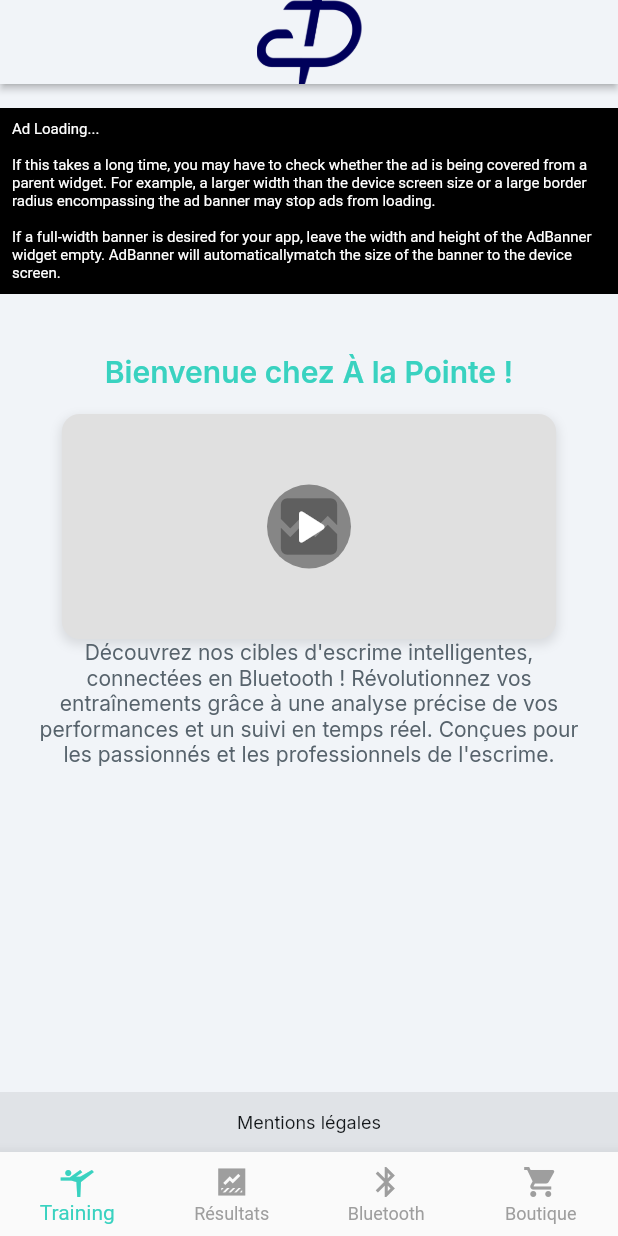
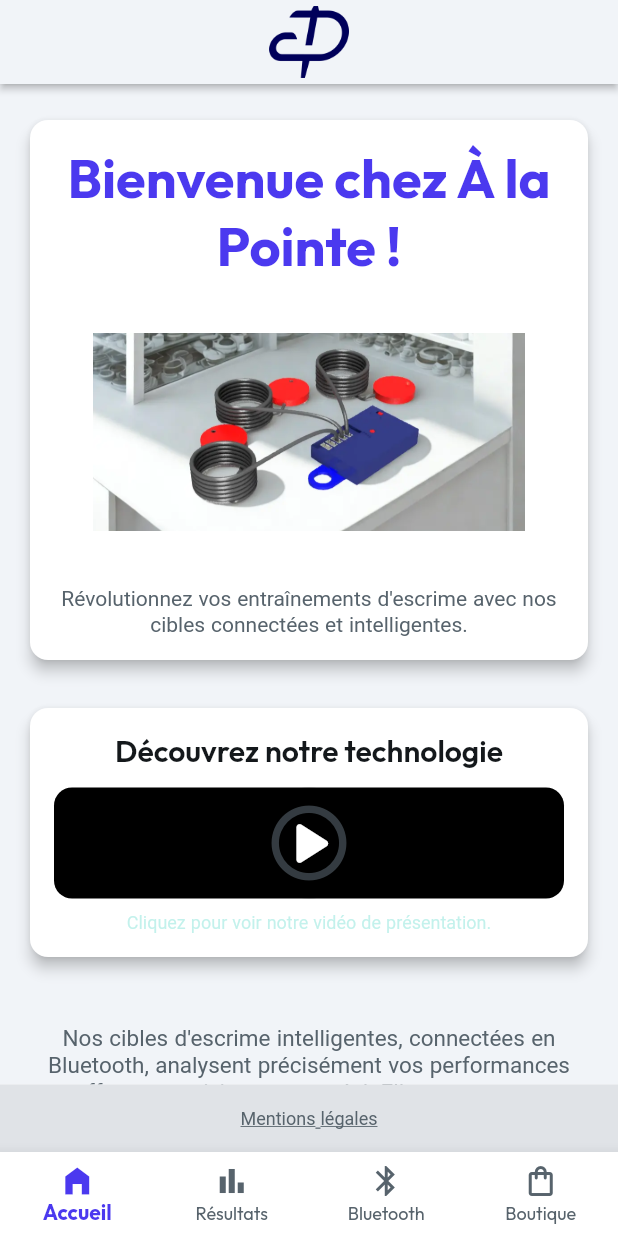
Before and after one commit to Paul-FranckDencausse/a-la-pointe, a Flutter app: the HomePageWidget screen opened by its route, on a phone screen of 412 x 824 dp. Run offline on Flutter 3.47's test engine with Material 3 defaults, Android fonts, the phone set to English and light mode, and no system bars; our stand-ins replace auto_size_text, dropdown_button2, fl_chart, flutter_blue_plus, font_awesome_flutter, from_css_color and 8 more; missing offline and left inert: app_settings, json_path; accounts and stored records are empty; network calls fail.

Commit message:
MAJ page d'accueil

```diff
--- a/lib/pages/home_page/home_page_widget.dart
+++ b/lib/pages/home_page/home_page_widget.dart
@@ -1,10 +1,11 @@
 import '/flutter_flow/flutter_flow_ad_banner.dart';
 import '/flutter_flow/flutter_flow_theme.dart';
 import '/flutter_flow/flutter_flow_util.dart';
-import '/flutter_flow/flutter_flow_widgets.dart';
+// Retrait de flutter_flow_widgets car les boutons standards seront utilisés
 import 'package:flutter/material.dart';
 import 'package:google_fonts/google_fonts.dart';
-import 'package:provider/provider.dart';
+// Provider n'est pas utilisé directement ici, mais peut l'être par createModel
+// import 'package:provider/provider.dart';
 import '/pages/training/training_widget.dart';
 import '/pages/results/results_widget.dart';
 import '/pages/bluetooth/bluetooth_widget.dart';
@@ -13,8 +14,7 @@
 import 'home_page_model.dart';
 export 'home_page_model.dart';
 
-class HomePageWidget extends StatefulWidget {
-  const HomePageWidget({super.key});
+class HomePageWidget extends StatefulWidget {  const HomePageWidget({super.key});
 
 static String routeName = 'HomePage';
 static String routePath = '/homePage';
@@ -25,15 +25,13 @@
 
 class _HomePageWidgetState extends State<HomePageWidget> {
   late HomePageModel _model;
-
   final scaffoldKey = GlobalKey<ScaffoldState>();
-  int _selectedIndex = 0;
+  int _selectedIndex = 0; // Index 0 pour l'accueil/training, ajustez si besoin
 
   @override
   void initState() {
     super.initState();
     _model = createModel(context, () => HomePageModel());
-
     WidgetsBinding.instance.addPostFrameCallback((_) => safeSetState(() {}));
   }
 
@@ -43,29 +41,55 @@
     super.dispose();
   }
 
-  void _onItemTapped(int index) async {
+  Future<void> _launchURL(String urlString) async {
+    final Uri url = Uri.parse(urlString);
+    if (await canLaunchUrl(url)) {
+      await launchUrl(url);
+    } else {
+      if (mounted) {
+        ScaffoldMessenger.of(context).showSnackBar(
+          SnackBar(content: Text('Impossible d\'ouvrir le lien : $urlString')),
+        );
+      }
+      debugPrint('Could not launch $urlString');
+    }
+  }
+
+  void _onItemTapped(int index) {
+    if (_selectedIndex == index) return; // Ne rien faire si l'onglet actuel est recliqué
+
     setState(() {
       _selectedIndex = index;
     });
 
+    // Gestion de la navigation
+    // Note: Si HomePage est l'index 0 du BottomNavBar,
+    // on ne re-navigue pas vers HomePageWidget en cliquant dessus.
+    // La navigation est gérée pour les autres onglets.
     switch (index) {
-      case 0:
-        context.pushNamed(TrainingWidget.routeName);
+      case 0: // Training (ou Accueil si c'est la même page)
+      // Si HomePageWidget est la page pour l'index 0, et que nous y sommes déjà,
+      // pas besoin de naviguer. Si "Training" est une page distincte, naviguez.
+      // Pour cet exemple, je suppose que l'index 0 est cette HomePage.
+      // Si vous voulez que l'index 0 soit "Training", alors :
+      // context.pushNamed(TrainingWidget.routeName);
         break;
-      case 1:
+      case 1: // Résultats
         context.pushNamed(ResultsWidget.routeName);
         break;
-      case 2:
+      case 2: // Bluetooth
         context.pushNamed(BluetoothWidget.routeName);
         break;
-      case 3:
-        await launchURL('https://www.a-la-pointe.fr/shop');
+      case 3: // Boutique
+        _launchURL('https://www.a-la-pointe.fr/shop');
         break;
     }
   }
 
   @override
   Widget build(BuildContext context) {
+    final theme = FlutterFlowTheme.of(context);
+
     return GestureDetector(
       onTap: () {
         FocusScope.of(context).unfocus();
@@ -73,21 +97,34 @@
       },
       child: Scaffold(
         key: scaffoldKey,
-        backgroundColor: FlutterFlowTheme.of(context).primaryBackground,
+        backgroundColor: theme.primaryBackground,
         appBar: AppBar(
-          backgroundColor: FlutterFlowTheme.of(context).primaryBackground,
+          backgroundColor: theme.primaryBackground,
+          automaticallyImplyLeading: false, // Cache le bouton retour si c'est la page principale
           title: InkWell(
             splashColor: Colors.transparent,
+            focusColor: Colors.transparent,
+            hoverColor: Colors.transparent,
+            highlightColor: Colors.transparent,
             onTap: () async {
+              // Si on est déjà sur la HomePage (index 0), on ne fait rien
+              // ou on peut remonter en haut de la page si elle est scrollable.
+              if (_selectedIndex != 0) {
+                // Si vous avez un ScrollController pour le SingleChildScrollView :
+                // _scrollController.animateTo(0, duration: Duration(milliseconds: 300), curve: Curves.easeOut);
+                // Sinon, si on veut que le logo ramène toujours à l'état initial de la homepage :
+                if (ModalRoute.of(context)?.settings.name != HomePageWidget.routePath) {
                   context.pushNamed(HomePageWidget.routeName);
+                }
+              }
             },
             child: ClipRRect(
               borderRadius: BorderRadius.circular(8),
               child: Image.asset(
-                'assets/images/picto-alp-bleu_(1).png',
-                width: 70,
-                height: 56,
-                fit: BoxFit.cover,
+                'assets/images/picto-alp-bleu_(1).png', // Logo de l'entreprise
+                width: 60, // Taille ajustée pour la barre d'app
+                height: 48,
+                fit: BoxFit.contain,
               ),
             ),
           ),
@@ -97,106 +134,141 @@
         body: SafeArea(
           top: true,
           child: SingleChildScrollView(
+            // controller: _scrollController, // Déclarez un _scrollController si besoin
+            padding: const EdgeInsets.symmetric(horizontal: 16.0, vertical: 20.0),
             child: Column(
+              mainAxisSize: MainAxisSize.max,
+              crossAxisAlignment: CrossAxisAlignment.stretch, // Étire les enfants en largeur
               children: [
-                const SizedBox(height: 16),
-
-                // ✅ Bannière pub
-                FlutterFlowAdBanner(
+                // Bannière publicitaire
+                if (isFirebaseConfigured && showsAds) // Condition pour afficher les pubs
+                  Padding(
+                    padding: const EdgeInsets.only(bottom: 20.0),
+                    child: FlutterFlowAdBanner(
                       width: MediaQuery.sizeOf(context).width,
                       height: 50,
-                  showsTestAd: true,
+                      showsTestAd: true, // Mettez à false pour la production
+                      // adUnitID: 'ca-app-pub- VOTRE_AD_UNIT_ID', // Décommentez pour la prod
+                    ),
+                  ),
+
+                // Section "Bienvenue" avec l'image de la cible
+                Card(
+                  clipBehavior: Clip.antiAliasWithSaveLayer,
+                  color: theme.secondaryBackground,
+                  elevation: 4,
+                  shape: RoundedRectangleBorder(
+                    borderRadius: BorderRadius.circular(12),
+                  ),
+                  child: Padding(
+                    padding: const EdgeInsets.all(16.0),
+                    child: Column(
+                      mainAxisSize: MainAxisSize.min,
+                      children: [
+                        Text(
+                          'Bienvenue chez À la Pointe !',
+                          textAlign: TextAlign.center,
+                          style: theme.displaySmall.override(
+                            fontFamily: GoogleFonts.outfit().fontFamily,
+                            color: theme.primary,
+                            fontWeight: FontWeight.bold,
+                          ),
+                        ),
+                        const SizedBox(height: 12),
+                        ClipRRect(
+                          borderRadius: BorderRadius.circular(10.0),
+                          child: Image.asset(
+                            'assets/images/cible.webp',
+                            width: MediaQuery.sizeOf(context).width * 0.7,
+                            height: 180, // Hauteur fixe
+                            fit: BoxFit.contain, // ou BoxFit.cover
+                          ),
+                        ),
+                        const SizedBox(height: 12),
+                        Text(
+                          'Révolutionnez vos entraînements d\'escrime avec nos cibles connectées et intelligentes.',
+                          textAlign: TextAlign.center,
+                          style: theme.bodyLarge.override(
+                            fontFamily: GoogleFonts.readexPro().fontFamily,
+                            color: theme.secondaryText,
+                          ),
+                        ),
+                      ],
+                    ),
+                  ),
                 ),
 
                 const SizedBox(height: 24),
 
-                // ✅ Section Présentation "À la Pointe"
-                Padding(
+                // Section Vidéo de présentation
+                Card(
+                  clipBehavior: Clip.antiAliasWithSaveLayer,
+                  color: theme.secondaryBackground,
+                  elevation: 4,
+                  shape: RoundedRectangleBorder(
+                    borderRadius: BorderRadius.circular(12),
+                  ),
+                  child: Padding(
                     padding: const EdgeInsets.all(16.0),
                     child: Column(
-                    crossAxisAlignment: CrossAxisAlignment.center,
                       children: [
-                      // Titre
                         Text(
-                        'Bienvenue chez À la Pointe !',
-                        textAlign: TextAlign.center,
-                        style: FlutterFlowTheme.of(context).titleLarge.override(
-                          fontFamily: GoogleFonts.inter().fontFamily, // ✅ corrige ici
-                          fontWeight: FlutterFlowTheme.of(context).titleLarge.fontWeight,
-                          fontStyle: FlutterFlowTheme.of(context).titleLarge.fontStyle,
-                          color: FlutterFlowTheme.of(context).secondary,
+                          'Découvrez notre technologie',
+                          style: theme.titleLarge.override(
+                            fontFamily: GoogleFonts.outfit().fontFamily,
+                            color: theme.primaryText,
                           ),
-
                         ),
-                      const SizedBox(height: 16),
-
+                        const SizedBox(height: 12),
                         InkWell(
                           onTap: () async {
-                          const videoUrl = 'https://www.youtube.com/watch?v=gLiqPg28OK0'; // <<< VOTRE URL YOUTUBE ICI
-                          if (await canLaunchUrl(Uri.parse(videoUrl))) {
-                            await launchUrl(Uri.parse(videoUrl));
-                          } else {
-                            // Gérer l'erreur si l'URL ne peut pas être lancée
-                            ScaffoldMessenger.of(context).showSnackBar(
-                              const SnackBar(content: Text('Impossible d\'ouvrir la vidéo.')),
-                            );
-                            debugPrint('Could not launch $videoUrl');
-                          }
+                            const videoUrl = 'https://www.youtube.com/watch?v=gLiqPg28OK0';
+                            _launchURL(videoUrl);
                           },
                           child: Container(
-                          width: MediaQuery.sizeOf(context).width * 0.8,
-                          constraints: const BoxConstraints(
-                            maxHeight: 200, // Ajustez la hauteur pour une miniature
-                            minHeight: 150, // Hauteur minimale optionnelle
-                          ),
+                            width: double.infinity,
+                            constraints: const BoxConstraints(maxHeight: 200),
                             decoration: BoxDecoration(
                               borderRadius: BorderRadius.circular(12),
-                            color: Colors.grey[300], // Couleur de fond pendant le chargement
-                            boxShadow: [
-                              BoxShadow(
-                                color: Colors.black.withOpacity(0.1),
-                                spreadRadius: 1,
-                                blurRadius: 5,
-                                offset: const Offset(0, 3),
-                              ),
-                            ],
+                              color: Colors.black, // Fond noir pour la vidéo
                             ),
                             child: ClipRRect(
                               borderRadius: BorderRadius.circular(12),
                               child: Stack(
                                 alignment: Alignment.center,
                                 children: [
-                                // Miniature de la vidéo depuis le web
                                   Image.network(
                                     'https://img.youtube.com/vi/gLiqPg28OK0/maxresdefault.jpg',
                                     fit: BoxFit.cover,
-                                  width: double.infinity, // Pour remplir le Container
-                                  height: double.infinity, // Pour remplir le Container
-                                  loadingBuilder: (BuildContext context, Widget child, ImageChunkEvent? loadingProgress) {
+                                    width: double.infinity,
+                                    height: double.infinity,
+                                    loadingBuilder: (context, child, loadingProgress) {
                                       if (loadingProgress == null) return child;
                                       return Center(
                                         child: CircularProgressIndicator(
                                           value: loadingProgress.expectedTotalBytes != null
-                                            ? loadingProgress.cumulativeBytesLoaded / loadingProgress.expectedTotalBytes!
+                                              ? loadingProgress.cumulativeBytesLoaded /
+                                              loadingProgress.expectedTotalBytes!
                                               : null,
+                                          color: theme.primary,
                                         ),
                                       );
                                     },
-                                  errorBuilder: (BuildContext context, Object exception, StackTrace? stackTrace) {
-                                    return const Icon(Icons.broken_image, size: 50, color: Colors.grey);
+                                    errorBuilder: (context, error, stackTrace) {
+                                      return Icon(Icons.play_circle_outline,
+                                          size: 60, color: theme.secondaryText);
                                     },
                                   ),
-                                // Icône "Play" superposée (optionnel mais recommandé)
                                   Container(
                                     decoration: BoxDecoration(
                                       color: Colors.black.withOpacity(0.4),
                                       shape: BoxShape.circle,
                                     ),
-                                  padding: const EdgeInsets.all(8.0),
-                                  child: const Icon(
+                                    padding: const EdgeInsets.all(12.0),
+                                    child: Icon(
                                       Icons.play_arrow_rounded,
                                       color: Colors.white,
-                                    size: 40.0,
+                                      size: 50.0,
                                     ),
                                   ),
                                 ],
@@ -204,77 +276,91 @@
                             ),
                           ),
                         ),
-
-                      // Paragraphe descriptif
+                        const SizedBox(height: 8),
                         Text(
-                        'Découvrez nos cibles d\'escrime intelligentes, connectées en Bluetooth ! Révolutionnez vos entraînements grâce à une analyse précise de vos performances et un suivi en temps réel. Conçues pour les passionnés et les professionnels de l\'escrime.',
-                        textAlign: TextAlign.center,
-                        style: FlutterFlowTheme.of(context)
-                            .bodyLarge
-                            .override(
-                          fontFamily: FlutterFlowTheme.of(context)
-                              .bodyLargeFamily,
-                          color: FlutterFlowTheme.of(context)
-                              .secondaryText,
-                          useGoogleFonts: GoogleFonts.asMap().containsKey(
-                              FlutterFlowTheme.of(context)
-                                  .bodyLargeFamily),
-                        ),
-                      ),
-                      const SizedBox(height: 24),
-                    ],
+                          'Cliquez pour voir notre vidéo de présentation.',
+                          style: theme.bodyMedium.override(
+                            fontFamily: GoogleFonts.readexPro().fontFamily,
+                            color: theme.accent2,
                           ),
                         ),
                       ],
                     ),
                   ),
                 ),
-        // ✅ Navigation officielle
+
+                const SizedBox(height: 24),
+
+                // Paragraphe descriptif plus détaillé (si besoin, sinon retirer)
+                Padding(
+                  padding: const EdgeInsets.symmetric(horizontal: 8.0, vertical: 16.0),
+                  child: Text(
+                    'Nos cibles d\'escrime intelligentes, connectées en Bluetooth, analysent précisément vos performances et offrent un suivi en temps réel. Elles sont conçues pour les passionnés et les professionnels de l\'escrime souhaitant passer au niveau supérieur.',
+                    textAlign: TextAlign.center,
+                    style: theme.bodyMedium.override(
+                      fontFamily: GoogleFonts.readexPro().fontFamily,
+                      color: theme.secondaryText,
+                      fontSize: 15,
+                      height: 1.5, // Interligne
+                    ),
+                  ),
+                ),
+                const SizedBox(height: 20), // Espace avant le footer
+              ],
+            ),
+          ),
+        ),
         bottomNavigationBar: BottomNavigationBar(
-          type: BottomNavigationBarType.fixed,
+          type: BottomNavigationBarType.fixed, // Pour que tous les libellés soient visibles
+          backgroundColor: theme.secondaryBackground, // Fond de la barre de navigation
           currentIndex: _selectedIndex,
-          selectedItemColor: FlutterFlowTheme.of(context).secondary,
-          unselectedItemColor: Colors.grey,
+          selectedItemColor: theme.primary, // Couleur de l'icône et du libellé sélectionnés
+          unselectedItemColor: theme.secondaryText, // Couleur pour les non sélectionnés
+          selectedLabelStyle: TextStyle(fontWeight: FontWeight.bold, fontFamily: GoogleFonts.outfit().fontFamily),
+          unselectedLabelStyle: TextStyle(fontFamily: GoogleFonts.outfit().fontFamily),
           onTap: _onItemTapped,
+          elevation: 8.0, // Ombre sous la barre
           items: const [
             BottomNavigationBarItem(
-              icon: Icon(Icons.sports_gymnastics),
-              label: 'Training',
+              icon: Icon(Icons.home_outlined), // Ou Icons.fitness_center si c'est la page training
+              activeIcon: Icon(Icons.home_filled), // Icône quand sélectionné
+              label: 'Accueil', // Ou 'Training'
             ),
             BottomNavigationBarItem(
-              icon: Icon(Icons.data_thresholding_sharp),
+              icon: Icon(Icons.bar_chart_outlined),
+              activeIcon: Icon(Icons.bar_chart),
               label: 'Résultats',
             ),
             BottomNavigationBarItem(
-              icon: Icon(Icons.bluetooth_sharp),
+              icon: Icon(Icons.bluetooth_outlined),
+              activeIcon: Icon(Icons.bluetooth),
               label: 'Bluetooth',
             ),
             BottomNavigationBarItem(
-              icon: Icon(Icons.shopping_cart),
+              icon: Icon(Icons.shopping_bag_outlined),
+              activeIcon: Icon(Icons.shopping_bag),
               label: 'Boutique',
             ),
           ],
-        ), // ← VIRGULE IMPORTANTE ICI
-
-        // ✅ Mentions légales sous forme de footer flottant
-        bottomSheet: Container(
-          height: 40,
-          color: FlutterFlowTheme.of(context).alternate,
+        ),
+        bottomSheet: Container( // Footer pour les mentions légales
+          height: 45,
+          color: theme.alternate,
+          width: double.infinity,
           child: Center(
             child: InkWell(
               onTap: () async {
-                await launchURL('https://www.a-la-pointe.fr/terms');
+                _launchURL('https://www.a-la-pointe.fr/terms');
               },
+              child: Padding(
+                padding: const EdgeInsets.symmetric(vertical: 8.0),
                 child: Text(
                   'Mentions légales',
-                style: FlutterFlowTheme.of(context).bodyMedium.override(
-                  fontFamily: GoogleFonts.inter().fontFamily,
-                  fontWeight: FlutterFlowTheme.of(context)
-                      .bodyMedium
-                      .fontWeight,
-                  fontStyle: FlutterFlowTheme.of(context)
-                      .bodyMedium
-                      .fontStyle,
+                  style: theme.bodySmall.override(
+                    fontFamily: GoogleFonts.readexPro().fontFamily,
+                    color: theme.secondaryText,
+                    decoration: TextDecoration.underline,
+                  ),
                 ),
               ),
             ),
```
Also changed, not shown: assets/images/cible.webp (added), pubspec.lock. Lines whose indentation alone changed are shown as unchanged.
